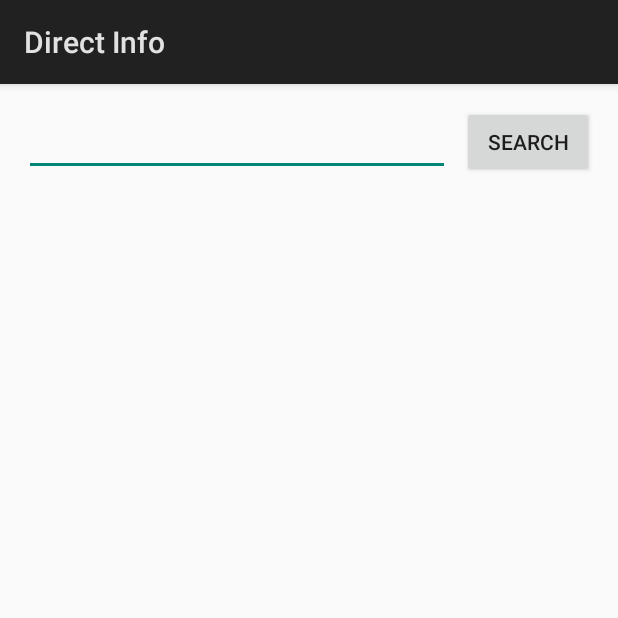
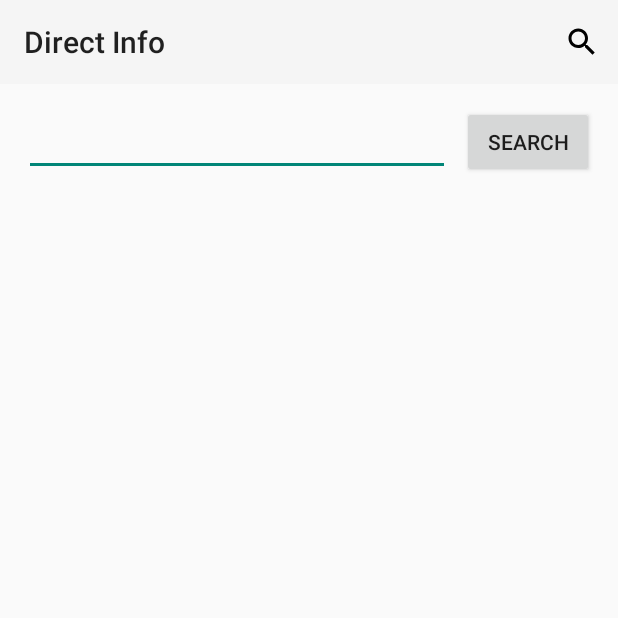
Before and after one commit to cfiamobility/directinfo, an Android app: the SearchActivity screen opened directly, with no data from a screen before it, on a phone screen of 412 x 824 dp, the top half of it. Run offline under Robolectric (Android 15) with nearby library versions, the phone set to English and light mode, and no system bars.

Commit message:
searchview done

```diff
--- a/app/src/main/java/ca/gc/inspection/directinfo/SearchActivity.java
+++ b/app/src/main/java/ca/gc/inspection/directinfo/SearchActivity.java
@@ -8,20 +8,27 @@ import android.database.sqlite.SQLiteDatabase;
 import android.os.Bundle;
 import android.support.v7.widget.LinearLayoutManager;
 import android.support.v7.widget.RecyclerView;
+import android.support.v7.widget.Toolbar;
 import android.text.Editable;
 import android.text.TextWatcher;
 import android.util.Log;
+import android.view.Menu;
+import android.view.MenuInflater;
+import android.view.MenuItem;
 import android.view.View;
 import android.widget.Button;
 import android.widget.EditText;
+import android.widget.SearchView;
 import android.widget.TextView;
 import android.widget.Toast;
+import android.support.v7.app.AppCompatActivity;
+
 
 import java.util.ArrayList;
 
 import ca.gc.inspection.directinfo.DirectInfoDbContract.DirectInfo;
 
-public class SearchActivity extends Activity implements RecyclerItemClickListener.OnRecyclerClickListener {
+public class SearchActivity extends AppCompatActivity implements RecyclerItemClickListener.OnRecyclerClickListener {
 
     private static final String TAG = "SearchActivity";
 
@@ -36,10 +43,15 @@ public class SearchActivity extends Activity implements RecyclerItemClickListene
     DirectInfoAdapter adapter;
     ArrayList<Person> people;
 
+    //searchView widget
+    SearchView searchView ;
+    Toolbar toolbar;
+
     @Override
     protected void onCreate(Bundle savedInstanceState) {
         super.onCreate(savedInstanceState);
         setContentView(R.layout.activity_search);
+        initToolbar();
 
         input = findViewById(R.id.searchEditText);
         searchBtn = findViewById(R.id.searchBtn3);
@@ -163,4 +175,33 @@ public class SearchActivity extends Activity implements RecyclerItemClickListene
         onItemClick(view, position);
 
     }
+
+    @Override
+    public boolean onCreateOptionsMenu(Menu menu) {
+        MenuInflater menuInflater = getMenuInflater();
+        menuInflater.inflate(R.menu.menu_search,menu);
+
+        MenuItem menuItem = menu.findItem(R.id.searchView);
+        searchView=(SearchView)menuItem.getActionView();
+        searchView.setOnQueryTextListener(new SearchView.OnQueryTextListener() {
+            @Override
+            public boolean onQueryTextSubmit(String s) {
+                return true;
+            }
+
+            @Override
+            public boolean onQueryTextChange(String s) {
+                searchDatabase(s);
+                return true;
+            }
+        });
+        return true;
+    }
+    public void initToolbar() {
+        toolbar = findViewById(R.id.toolbar);
+        setSupportActionBar(toolbar);
+
+
+
+    }
 } // end of class
--- /dev/null
+++ b/app/src/main/res/drawable/search_widget.xml
@@ -0,0 +1,9 @@
+<vector xmlns:android="http://schemas.android.com/apk/res/android"
+        android:width="24dp"
+        android:height="24dp"
+        android:viewportWidth="24.0"
+        android:viewportHeight="24.0">
+    <path
+        android:fillColor="#FF000000"
+        android:pathData="M15.5,14h-0.79l-0.28,-0.27C15.41,12.59 16,11.11 16,9.5 16,5.91 13.09,3 9.5,3S3,5.91 3,9.5 5.91,16 9.5,16c1.61,0 3.09,-0.59 4.23,-1.57l0.27,0.28v0.79l5,4.99L20.49,19l-4.99,-5zM9.5,14C7.01,14 5,11.99 5,9.5S7.01,5 9.5,5 14,7.01 14,9.5 11.99,14 9.5,14z"/>
+</vector>
--- a/app/src/main/res/layout/activity_person_details.xml
+++ b/app/src/main/res/layout/activity_person_details.xml
@@ -5,6 +5,8 @@
     android:layout_width="match_parent"
     android:layout_height="match_parent"
     tools:context=".PersonDetails">
+
+
 
     <TextView
         android:id="@+id/personDetailsNameTV"
--- a/app/src/main/res/layout/activity_search.xml
+++ b/app/src/main/res/layout/activity_search.xml
@@ -1,10 +1,31 @@
 <?xml version="1.0" encoding="utf-8"?>
-<android.support.constraint.ConstraintLayout xmlns:android="http://schemas.android.com/apk/res/android"
+<LinearLayout xmlns:android="http://schemas.android.com/apk/res/android"
     xmlns:app="http://schemas.android.com/apk/res-auto"
     xmlns:tools="http://schemas.android.com/tools"
     android:layout_width="match_parent"
     android:layout_height="match_parent"
+    android:orientation="vertical"
     tools:context=".SearchActivity">
+
+    <android.support.v7.widget.Toolbar
+        android:id="@+id/toolbar"
+        android:layout_width="match_parent"
+        android:layout_height="?attr/actionBarSize"
+        android:background="?attr/colorPrimary"
+        android:minHeight="?attr/actionBarSize"
+        app:layout_constraintEnd_toEndOf="parent"
+        app:layout_constraintStart_toStartOf="parent"
+        app:layout_constraintTop_toTopOf="parent"
+        app:popupTheme="@style/ThemeOverlay.AppCompat.Light">
+
+    </android.support.v7.widget.Toolbar>
+
+    <android.support.constraint.ConstraintLayout
+        android:id="@+id/constraintForWidgets"
+        android:layout_width="match_parent"
+        android:layout_height="match_parent"
+
+        app:layout_constraintTop_toBottomOf="@id/toolbar">
 
         <EditText
             android:id="@+id/searchEditText"
@@ -17,7 +38,7 @@
             android:inputType="textPersonName"
             app:layout_constraintEnd_toStartOf="@+id/searchBtn3"
             app:layout_constraintStart_toStartOf="parent"
-        app:layout_constraintTop_toTopOf="parent"
+            app:layout_constraintTop_toTopOf="@id/constraintForWidgets"
             tools:text="Search" />
 
         <Button
@@ -38,7 +59,7 @@
             android:layout_marginStart="16dp"
             android:layout_marginTop="16dp"
             app:layout_constraintEnd_toEndOf="parent"
-        app:layout_constraintStart_toStartOf="parent"
+            app:layout_constraintStart_toStartOf="@id/constraintForWidgets"
             app:layout_constraintTop_toBottomOf="@+id/searchEditText"
             tools:text="TextView" />
 
@@ -55,3 +76,4 @@
             app:layout_constraintStart_toStartOf="parent"
             app:layout_constraintTop_toBottomOf="@+id/resultCountTv" />
     </android.support.constraint.ConstraintLayout>
+</LinearLayout>
--- /dev/null
+++ b/app/src/main/res/menu/menu_search.xml
@@ -0,0 +1,15 @@
+<?xml version="1.0" encoding="utf-8"?>
+<menu xmlns:android="http://schemas.android.com/apk/res/android"
+
+    xmlns:app="http://schemas.android.com/apk/res-auto">
+
+    <item
+        android:id="@+id/searchView"
+        android:icon="@drawable/search_widget"
+        android:title="search"
+        app:actionViewClass="android.widget.SearchView"
+        app:showAsAction="ifRoom|collapseActionView"
+        >
+    </item>
+
+</menu>
--- a/app/src/main/res/values/styles.xml
+++ b/app/src/main/res/values/styles.xml
@@ -1,8 +1,10 @@
 <resources>
 
     <!-- Base application theme. -->
-    <style name="AppTheme" parent="android:Theme.Material.Light.DarkActionBar">
+
+    <style name="AppTheme" parent="Theme.AppCompat.Light.NoActionBar">
         <!-- Customize your theme here. -->
+
     </style>
 
 </resources>
```
Also changed, not shown: app/build.gradle (+7 -3 lines), app/src/main/AndroidManifest.xml (+14 -1 lines), app/src/main/res/layout/toolbar_layout.xml (added, +15 -0 lines), app/src/main/res/xml/searchable.xml (added, +8 -0 lines). Lines whose indentation alone changed are shown as unchanged.
